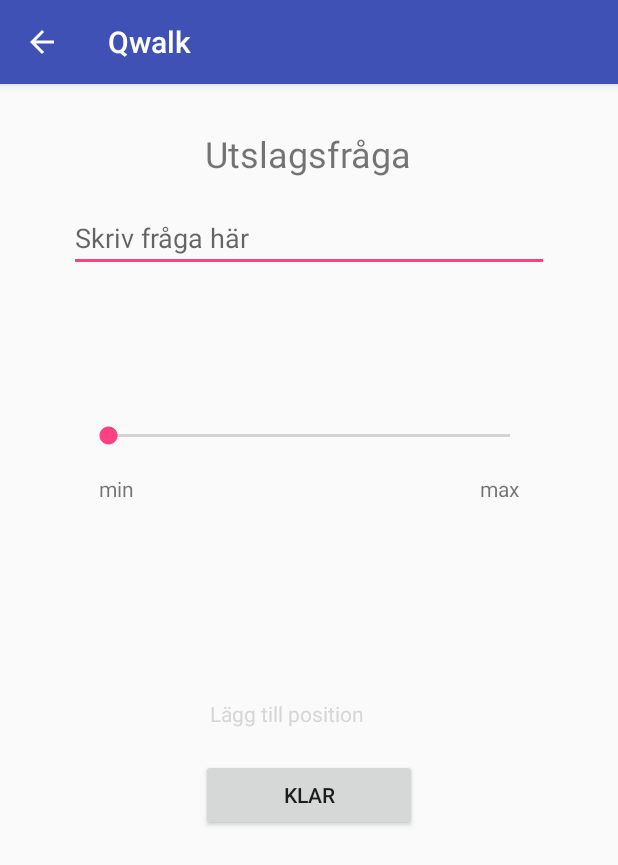
After one commit to olssonelina/Programmeringsprinsessorna, an Android app: the TiebreakerActivity screen opened directly, with no data from a screen before it, on a phone screen of 412 x 824 dp. The commit adds this screen. Shown: the top 865 px of the screen. Run offline under Robolectric (Android 15) with nearby library versions, the phone set to English and light mode, and no system bars.

Commit message:
Created Tiebreaker and TiebreakerActivity
Also did some refactoring and made an abstract class Question for
OptionQuestion and Tiebreaker to extend.

```diff
--- a/app/src/main/java/com/example/nightingale/qwalk/GetPositionActivity.java
+++ b/app/src/main/java/com/example/nightingale/qwalk/GetPositionActivity.java
@@ -138,7 +138,7 @@ public class GetPositionActivity extends FragmentActivity implements OnMapReadyC
         LatLng latLng = new LatLng(location.getLatitude(), location.getLongitude());
         MarkerOptions markerOptions = new MarkerOptions();
         markerOptions.position(latLng);
-        markerOptions.title("Current Question");
+        markerOptions.title("Current OptionQuestion");
         markerOptions.draggable(true);
         markerOptions.icon(BitmapDescriptorFactory.defaultMarker(BitmapDescriptorFactory.HUE_CYAN));
         mCurrLocationMarker = mMap.addMarker(markerOptions);
--- /dev/null
+++ b/app/src/main/java/com/example/nightingale/qwalk/TiebreakerActivity.java
@@ -0,0 +1,57 @@
+package com.example.nightingale.qwalk;
+
+import android.os.Bundle;
+import android.support.v7.app.AppCompatActivity;
+import android.widget.EditText;
+import android.widget.SeekBar;
+import android.widget.TextView;
+
+import org.w3c.dom.Text;
+
+import static com.example.nightingale.qwalk.R.id.textView;
+
+/**
+ * Created by Elina Olsson on 2017-05-08.
+ */
+
+public class TiebreakerActivity extends AppCompatActivity {
+
+    private SeekBar seekBar;
+    private TextView value;
+
+    @Override
+    protected void onCreate(Bundle savedInstanceState) {
+        super.onCreate(savedInstanceState);
+        setContentView(R.layout.activity_tiebreaker);
+
+        seekBar = (SeekBar) findViewById(R.id.seekBar);
+        value = (TextView) findViewById(R.id.value);
+
+
+        seekBar.setOnSeekBarChangeListener(new SeekBar.OnSeekBarChangeListener() {
+
+            @Override
+            public void onProgressChanged(SeekBar seekBar, int progress, boolean fromUser) {
+                int val = (progress * (seekBar.getWidth() - 2 * seekBar.getThumbOffset())) / seekBar.getMax();
+                value.setText("" + progress);
+                value.setX(seekBar.getX() + val + seekBar.getThumbOffset() / 2);
+            }
+
+            @Override
+            public void onStartTrackingTouch(SeekBar seekBar) {
+
+            }
+
+            @Override
+            public void onStopTrackingTouch(SeekBar seekBar) {
+
+            }
+
+        });
+
+    }
+
+    public int getCorrectAnswer() {
+        return seekBar.getProgress();
+    }
+}
--- /dev/null
+++ b/app/src/main/res/layout/activity_tiebreaker.xml
@@ -0,0 +1,103 @@
+<?xml version="1.0" encoding="utf-8"?>
+<LinearLayout xmlns:android="http://schemas.android.com/apk/res/android"
+    xmlns:tools="http://schemas.android.com/tools"
+    android:id="@+id/linearLayout"
+    android:layout_width="match_parent"
+    android:layout_height="match_parent"
+    android:orientation="vertical">
+
+    <RelativeLayout
+        android:id="@+id/realtiveLayout"
+        android:layout_width="match_parent"
+        android:layout_height="match_parent"
+        android:visibility="visible">
+
+        <ScrollView
+            android:layout_width="match_parent"
+            android:layout_height="match_parent">
+
+
+            <TextView
+                android:id="@+id/textView"
+                android:layout_width="wrap_content"
+                android:layout_height="wrap_content"
+                android:layout_marginLeft="130dp"
+                android:layout_marginTop="400dp"
+                android:padding="10dp"
+                android:onClick="addPosition"
+                android:text="Lägg till position"
+                android:textColor="@color/wallet_holo_blue_light" />
+        </ScrollView>
+
+        <TextView
+            android:id="@+id/questionX"
+            android:layout_width="wrap_content"
+            android:layout_height="wrap_content"
+            android:layout_centerHorizontal="true"
+            android:layout_marginTop="30dp"
+            android:text="Utslagsfråga"
+            android:textSize="24dp" />
+
+        <SeekBar
+            android:id="@+id/seekBar"
+            android:layout_width="300dp"
+            android:layout_height="50dp"
+            android:layout_centerHorizontal="true"
+            android:layout_marginTop="210dp"
+            android:max="100"
+            />
+
+
+        <TextView
+            android:id="@+id/value"
+            android:layout_width="wrap_content"
+            android:layout_height="wrap_content"
+            android:layout_centerHorizontal="true"
+            android:layout_alignBottom="@+id/seekBar"
+            android:layout_marginBottom="50dp"
+            android:text="" />
+
+        <TextView
+            android:id="@+id/min"
+            android:layout_width="wrap_content"
+            android:layout_height="wrap_content"
+            android:text="min"
+            android:layout_alignLeft="@+id/seekBar"
+            android:layout_alignTop="@+id/seekBar"
+            android:layout_marginLeft="10dp"
+            android:layout_marginTop="50dp"
+            />
+
+        <TextView
+            android:id="@+id/max"
+            android:layout_width="wrap_content"
+            android:layout_height="wrap_content"
+            android:text="max"
+            android:layout_alignRight="@+id/seekBar"
+            android:layout_marginRight="10dp"
+            android:layout_alignTop="@+id/min"
+            />
+
+        <EditText
+            android:id="@+id/questionField"
+            android:layout_width="wrap_content"
+            android:layout_height="wrap_content"
+            android:layout_centerHorizontal="true"
+            android:layout_marginTop="80dp"
+            android:ems="15"
+            android:hint="Skriv fråga här"
+            android:inputType="textMultiLine" />
+
+
+        <Button
+            android:id="@+id/done"
+            android:layout_width="wrap_content"
+            android:layout_height="wrap_content"
+            android:layout_centerHorizontal="true"
+            android:layout_marginTop="450dp"
+            android:ems="9"
+            android:onClick=""
+            android:text="Klar" />
+
+    </RelativeLayout>
+</LinearLayout>
```
Also changed, not shown: app/src/main/AndroidManifest.xml (+9 -0 lines), app/src/main/java/com/example/nightingale/qwalk/CreateQuestionActivity.java (+4 -4 lines), app/src/main/java/com/example/nightingale/qwalk/CreateQuizActivity.java (+12 -9 lines), app/src/main/java/com/example/nightingale/qwalk/MapsActivity.java (+3 -5 lines), app/src/main/java/com/example/nightingale/qwalk/OptionQuestion.java (added, +96 -0 lines), app/src/main/java/com/example/nightingale/qwalk/Question.java (+5 -92 lines), app/src/main/java/com/example/nightingale/qwalk/Quiz.java (+6 -7 lines), app/src/main/java/com/example/nightingale/qwalk/StandardQuizzes.java (+9 -9 lines), app/src/main/java/com/example/nightingale/qwalk/Tiebreaker.java (added, +11 -0 lines), app/src/main/res/layout/activity_createquiz.xml (+12 -1 lines).
